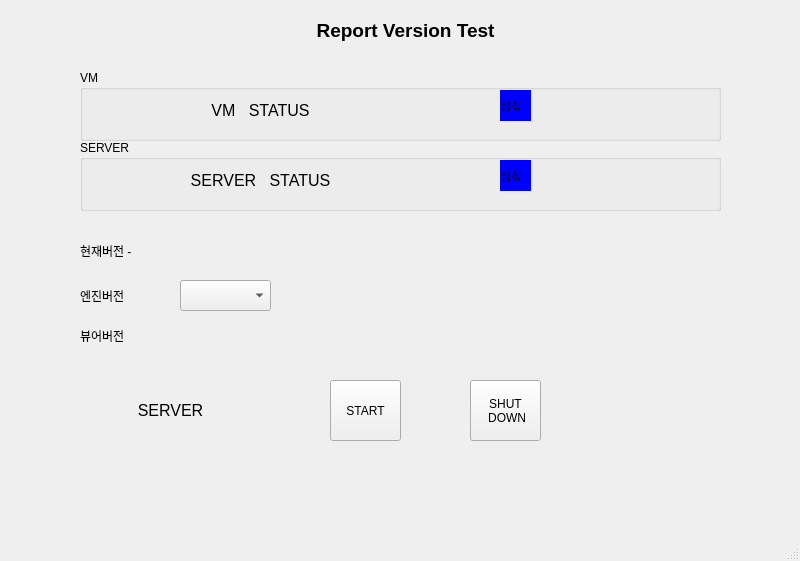
This is templates/app.ui in ryuwoonyong/repVersion as Qt 5 draws it before an edit. The edited form follows.
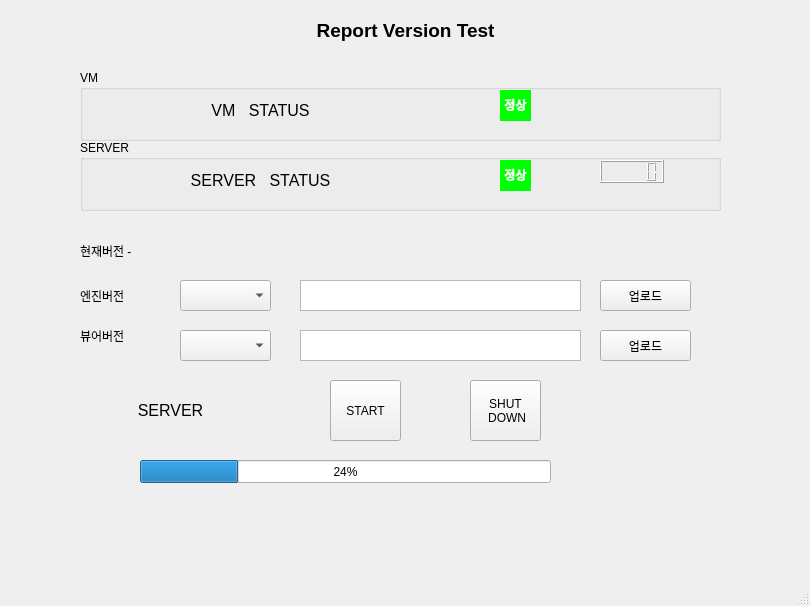
This is the edited form.

Commit message: ui 수정

Diff of the .ui file:
```diff
--- a/templates/app.ui
+++ b/templates/app.ui
@@ -6,8 +6,8 @@
    <rect>
     <x>0</x>
     <y>0</y>
-    <width>800</width>
-    <height>561</height>
+    <width>810</width>
+    <height>606</height>
    </rect>
   </property>
   <property name="windowTitle">
@@ -87,10 +87,10 @@
       <enum>Qt::LeftToRight</enum>
      </property>
      <property name="styleSheet">
-      <string notr="true"> background-color:rgb(0, 0, 255)</string>
+      <string notr="true"> background-color:rgb(0, 255, 0)</string>
      </property>
      <property name="text">
-      <string>정상</string>
+      <string>&lt;html&gt;&lt;head/&gt;&lt;body&gt;&lt;p align=&quot;center&quot;&gt;&lt;span style=&quot; font-weight:600; color:#ffffff;&quot;&gt;정상&lt;/span&gt;&lt;/p&gt;&lt;/body&gt;&lt;/html&gt;</string>
      </property>
      <property name="alignment">
       <set>Qt::AlignJustify|Qt::AlignVCenter</set>
@@ -195,15 +195,25 @@
       <enum>Qt::LeftToRight</enum>
      </property>
      <property name="styleSheet">
-      <string notr="true"> background-color:rgb(0, 0, 255)</string>
+      <string notr="true"> background-color:rgb(0, 255, 0)</string>
      </property>
      <property name="text">
-      <string>정상</string>
+      <string>&lt;html&gt;&lt;head/&gt;&lt;body&gt;&lt;p align=&quot;center&quot;&gt;&lt;span style=&quot; font-weight:600; color:#ffffff;&quot;&gt;정상&lt;/span&gt;&lt;/p&gt;&lt;/body&gt;&lt;/html&gt;</string>
      </property>
      <property name="alignment">
       <set>Qt::AlignJustify|Qt::AlignVCenter</set>
      </property>
     </widget>
+    <widget class="QLCDNumber" name="lcdNumber">
+     <property name="geometry">
+      <rect>
+       <x>520</x>
+       <y>20</y>
+       <width>64</width>
+       <height>23</height>
+      </rect>
+     </property>
+    </widget>
    </widget>
    <widget class="QLabel" name="vm_title_3">
     <property name="geometry">
@@ -256,6 +266,75 @@
  DOWN</string>
     </property>
    </widget>
+   <widget class="QTextEdit" name="textEdit">
+    <property name="geometry">
+     <rect>
+      <x>300</x>
+      <y>280</y>
+      <width>281</width>
+      <height>31</height>
+     </rect>
+    </property>
+   </widget>
+   <widget class="QComboBox" name="comboBox_2">
+    <property name="geometry">
+     <rect>
+      <x>180</x>
+      <y>330</y>
+      <width>91</width>
+      <height>31</height>
+     </rect>
+    </property>
+   </widget>
+   <widget class="QTextEdit" name="textEdit_2">
+    <property name="geometry">
+     <rect>
+      <x>300</x>
+      <y>330</y>
+      <width>281</width>
+      <height>31</height>
+     </rect>
+    </property>
+   </widget>
+   <widget class="QProgressBar" name="progressBar">
+    <property name="geometry">
+     <rect>
+      <x>140</x>
+      <y>460</y>
+      <width>411</width>
+      <height>23</height>
+     </rect>
+    </property>
+    <property name="value">
+     <number>24</number>
+    </property>
+   </widget>
+   <widget class="QPushButton" name="pushButton">
+    <property name="geometry">
+     <rect>
+      <x>600</x>
+      <y>280</y>
+      <width>91</width>
+      <height>31</height>
+     </rect>
+    </property>
+    <property name="text">
+     <string>업로드</string>
+    </property>
+   </widget>
+   <widget class="QPushButton" name="pushButton_2">
+    <property name="geometry">
+     <rect>
+      <x>600</x>
+      <y>330</y>
+      <width>91</width>
+      <height>31</height>
+     </rect>
+    </property>
+    <property name="text">
+     <string>업로드</string>
+    </property>
+   </widget>
   </widget>
   <widget class="QMenuBar" name="menubar">
    <property name="geometry">
```
Left out of the diff: 4 changed lines with no effect on the pictures.
